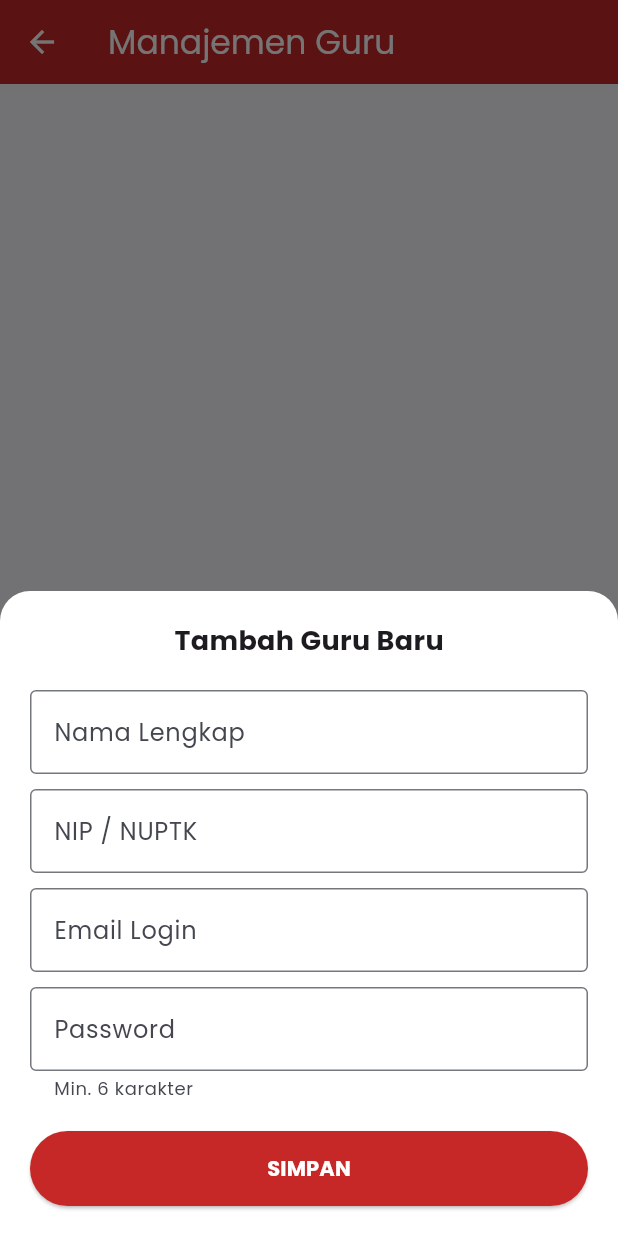
After one commit to ahmadsyaifuddin-dins/absensi_mobile, a Flutter app: the ManajemenGuruView screen opened directly, after a tap on the "add" icon, on a phone screen of 412 x 824 dp. The commit adds this screen. Run offline on Flutter 3.47's test engine with Material 3 defaults, Android fonts, the phone set to English and light mode, and no system bars; our stand-ins replace geocoding, geolocator, get, get_storage, google_fonts, image_picker; accounts and stored records are empty; network calls fail.

Commit message:
mode admin untuk crud data guru

```diff
--- /dev/null
+++ b/lib/app/modules/home/controllers/admin_controller.dart
@@ -0,0 +1,127 @@
+import 'dart:convert';
+import 'package:flutter/material.dart';
+import 'package:get/get.dart';
+import 'package:http/http.dart' as http;
+import 'package:get_storage/get_storage.dart';
+import '../../../data/providers/api_config.dart';
+
+class AdminController extends GetxController {
+  var isLoading = false.obs;
+  var listGuru = [].obs;
+
+  // Form Controllers
+  final namaC = TextEditingController();
+  final nipC = TextEditingController();
+  final emailC = TextEditingController();
+  final passC = TextEditingController();
+
+  @override
+  void onInit() {
+    super.onInit();
+    fetchGuru();
+  }
+
+  // 1. FETCH DATA GURU
+  Future<void> fetchGuru() async {
+    isLoading.value = true;
+    try {
+      final box = GetStorage();
+      var response = await http.get(
+        Uri.parse('${ApiConfig.baseUrl}/admin/guru'),
+        headers: {'Authorization': 'Bearer ${box.read('token')}'},
+      );
+
+      if (response.statusCode == 200) {
+        var json = jsonDecode(response.body);
+        listGuru.value = json['data'];
+      } else {
+        Get.snackbar("Error", "Gagal memuat data guru");
+      }
+    } catch (e) {
+      print("Error Fetch Guru: $e");
+    } finally {
+      isLoading.value = false;
+    }
+  }
+
+  // 2. TAMBAH / UPDATE GURU
+  Future<void> saveGuru({String? id}) async {
+    if (namaC.text.isEmpty || nipC.text.isEmpty || emailC.text.isEmpty) {
+      Get.snackbar("Error", "Semua data wajib diisi", backgroundColor: Colors.redAccent, colorText: Colors.white);
+      return;
+    }
+
+    // Jika Mode Tambah Baru, Password Wajib
+    if (id == null && passC.text.isEmpty) {
+      Get.snackbar("Error", "Password wajib diisi untuk guru baru", backgroundColor: Colors.redAccent, colorText: Colors.white);
+      return;
+    }
+
+    isLoading.value = true;
+    try {
+      final box = GetStorage();
+      var url = id == null
+          ? '${ApiConfig.baseUrl}/admin/guru' // POST (Baru)
+          : '${ApiConfig.baseUrl}/admin/guru/$id'; // POST (Update - Laravel kadang butuh method spoofing atau POST biasa utk update)
+
+      var body = {
+        'nama': namaC.text,
+        'email': emailC.text,
+        'nisn_nip': nipC.text,
+      };
+
+      if (passC.text.isNotEmpty) {
+        body['password'] = passC.text;
+      }
+
+      var response = await http.post(
+        Uri.parse(url),
+        headers: {
+          'Authorization': 'Bearer ${box.read('token')}',
+          'Accept': 'application/json'
+        },
+        body: body,
+      );
+
+      if (response.statusCode == 200) {
+        Get.back(); // Tutup Dialog/Halaman Form
+        fetchGuru(); // Refresh List
+        clearForm();
+        Get.snackbar("Sukses", "Data Guru Berhasil Disimpan", backgroundColor: Colors.green, colorText: Colors.white);
+      } else {
+        var error = jsonDecode(response.body);
+        Get.snackbar("Gagal", error['message'] ?? "Terjadi kesalahan", backgroundColor: Colors.orange, colorText: Colors.white);
+      }
+    } catch (e) {
+      print("Error Save: $e");
+    } finally {
+      isLoading.value = false;
+    }
+  }
+
+  // 3. HAPUS GURU
+  Future<void> deleteGuru(String id) async {
+    try {
+      final box = GetStorage();
+      var response = await http.delete(
+        Uri.parse('${ApiConfig.baseUrl}/admin/guru/$id'),
+        headers: {'Authorization': 'Bearer ${box.read('token')}'},
+      );
+
+      if (response.statusCode == 200) {
+        fetchGuru();
+        Get.back(); // Tutup Dialog Konfirmasi
+        Get.snackbar("Sukses", "Data Guru Dihapus", backgroundColor: Colors.green, colorText: Colors.white);
+      }
+    } catch (e) {
+      print("Error Delete: $e");
+    }
+  }
+
+  void clearForm() {
+    namaC.clear();
+    nipC.clear();
+    emailC.clear();
+    passC.clear();
+  }
+}
--- /dev/null
+++ b/lib/app/modules/home/views/admin/manajemen_guru_view.dart
@@ -0,0 +1,143 @@
+import 'package:flutter/material.dart';
+import 'package:get/get.dart';
+import 'package:google_fonts/google_fonts.dart';
+import '../../controllers/admin_controller.dart';
+
+class ManajemenGuruView extends StatelessWidget {
+  final AdminController controller = Get.put(AdminController());
+
+  @override
+  Widget build(BuildContext context) {
+    return Scaffold(
+      appBar: AppBar(
+        title: Text("Manajemen Guru", style: GoogleFonts.poppins(color: Colors.white)),
+        backgroundColor: Colors.red[800],
+        iconTheme: IconThemeData(color: Colors.white),
+      ),
+      floatingActionButton: FloatingActionButton(
+        backgroundColor: Colors.red[800],
+        child: Icon(Icons.add, color: Colors.white),
+        onPressed: () => _showFormDialog(context),
+      ),
+      body: Obx(() {
+        if (controller.isLoading.value) return Center(child: CircularProgressIndicator());
+        if (controller.listGuru.isEmpty) return Center(child: Text("Belum ada data guru"));
+
+        return ListView.builder(
+          padding: EdgeInsets.all(15),
+          itemCount: controller.listGuru.length,
+          itemBuilder: (context, index) {
+            var item = controller.listGuru[index];
+            return Card(
+              margin: EdgeInsets.only(bottom: 10),
+              elevation: 2,
+              child: ListTile(
+                leading: CircleAvatar(
+                  backgroundColor: Colors.red[100],
+                  child: Text(item['nama'][0], style: TextStyle(color: Colors.red[800], fontWeight: FontWeight.bold)),
+                ),
+                title: Text(item['nama'], style: GoogleFonts.poppins(fontWeight: FontWeight.bold)),
+                subtitle: Text("NIP: ${item['nisn_nip'] ?? '-'}\n${item['email']}", style: GoogleFonts.poppins(fontSize: 12)),
+                isThreeLine: true,
+                trailing: PopupMenuButton(
+                  onSelected: (value) {
+                    if (value == 'edit') {
+                      _showFormDialog(context, item: item);
+                    } else if (value == 'delete') {
+                      Get.defaultDialog(
+                        title: "Hapus Guru?",
+                        middleText: "Data yang dihapus tidak bisa kembali.",
+                        textConfirm: "Hapus", textCancel: "Batal",
+                        confirmTextColor: Colors.white, buttonColor: Colors.red,
+                        onConfirm: () => controller.deleteGuru(item['id'].toString())
+                      );
+                    }
+                  },
+                  itemBuilder: (context) => [
+                    PopupMenuItem(value: 'edit', child: Text("Edit Data")),
+                    PopupMenuItem(value: 'delete', child: Text("Hapus")),
+                  ],
+                ),
+              ),
+            );
+          },
+        );
+      }),
+    );
+  }
+
+  // --- DIALOG FORM TAMBAH/EDIT ---
+  void _showFormDialog(BuildContext context, {Map? item}) {
+    // Jika Edit, isi form dengan data lama
+    if (item != null) {
+      controller.namaC.text = item['nama'];
+      controller.nipC.text = item['nisn_nip'];
+      controller.emailC.text = item['email'];
+      controller.passC.text = ""; // Password kosongkan kalau edit (opsional diisi)
+    } else {
+      controller.clearForm();
+    }
+
+    Get.bottomSheet(
+      Container(
+        padding: EdgeInsets.all(20),
+        decoration: BoxDecoration(
+          color: Colors.white,
+          borderRadius: BorderRadius.vertical(top: Radius.circular(20)),
+        ),
+        child: SingleChildScrollView(
+          child: Column(
+            mainAxisSize: MainAxisSize.min,
+            children: [
+              Text(
+                item == null ? "Tambah Guru Baru" : "Edit Data Guru",
+                style: GoogleFonts.poppins(fontSize: 18, fontWeight: FontWeight.bold),
+              ),
+              SizedBox(height: 20),
+
+              TextField(
+                controller: controller.namaC,
+                decoration: InputDecoration(labelText: "Nama Lengkap", border: OutlineInputBorder()),
+              ),
+              SizedBox(height: 10),
+              TextField(
+                controller: controller.nipC,
+                decoration: InputDecoration(labelText: "NIP / NUPTK", border: OutlineInputBorder()),
+                keyboardType: TextInputType.number,
+              ),
+              SizedBox(height: 10),
+              TextField(
+                controller: controller.emailC,
+                decoration: InputDecoration(labelText: "Email Login", border: OutlineInputBorder()),
+                keyboardType: TextInputType.emailAddress,
+              ),
+              SizedBox(height: 10),
+              TextField(
+                controller: controller.passC,
+                decoration: InputDecoration(
+                  labelText: item == null ? "Password" : "Password (Isi jika ingin ubah)",
+                  border: OutlineInputBorder(),
+                  helperText: item == null ? "Min. 6 karakter" : "Biarkan kosong jika tidak ingin mengubah password"
+                ),
+                obscureText: true,
+              ),
+
+              SizedBox(height: 20),
+              SizedBox(width: double.infinity, child: ElevatedButton(
+                style: ElevatedButton.styleFrom(
+                  backgroundColor: Colors.red[800],
+                  padding: EdgeInsets.symmetric(vertical: 15)
+                ),
+                child: Text("SIMPAN", style: GoogleFonts.poppins(color: Colors.white, fontWeight: FontWeight.bold)),
+                onPressed: () {
+                  controller.saveGuru(id: item != null ? item['id'].toString() : null);
+                },
+              ))
+            ],
+          ),
+        ),
+      ),
+      isScrollControlled: true,
+    );
+  }
+}
--- a/lib/main.dart
+++ b/lib/main.dart
@@ -1,3 +1,4 @@
+import 'package:absensi/app/modules/home/views/admin/admin_dashboard_view.dart';
 import 'package:flutter/material.dart';
 import 'package:get/get.dart';
 import 'package:get_storage/get_storage.dart';
@@ -36,17 +37,18 @@ class MyApp extends StatelessWidget {
     // Cek: Apakah ada token tersimpan?
     if (box.hasData('token')) {
       // Cek Role: Siswa atau Guru?
-      String? role = box.read('role'); // Pastikan saat login kamu simpan 'role'
+      String? role = box.read('role'); // Pastikan saat login simpan 'role'
 
       print("Auto-Login terdeteksi. Role: $role"); // Cek di Console
 
-      if (role == 'guru' || role == 'admin') {
+      if (role == 'admin') {
+        initialRoute = AdminDashboardView();
+      } else if (role == 'guru') {
         initialRoute = GuruDashboardView();
       } else {
         initialRoute = HomeView();
       }
     }
-    // -------------------------------------
 
     return GetMaterialApp(
       title: 'Absensi SMAN 3',
```
Also changed, not shown: lib/app/modules/home/views/admin/admin_dashboard_view.dart (added, +142 -0 lines), lib/app/modules/login/controllers/login_controller.dart (+6 -3 lines).
